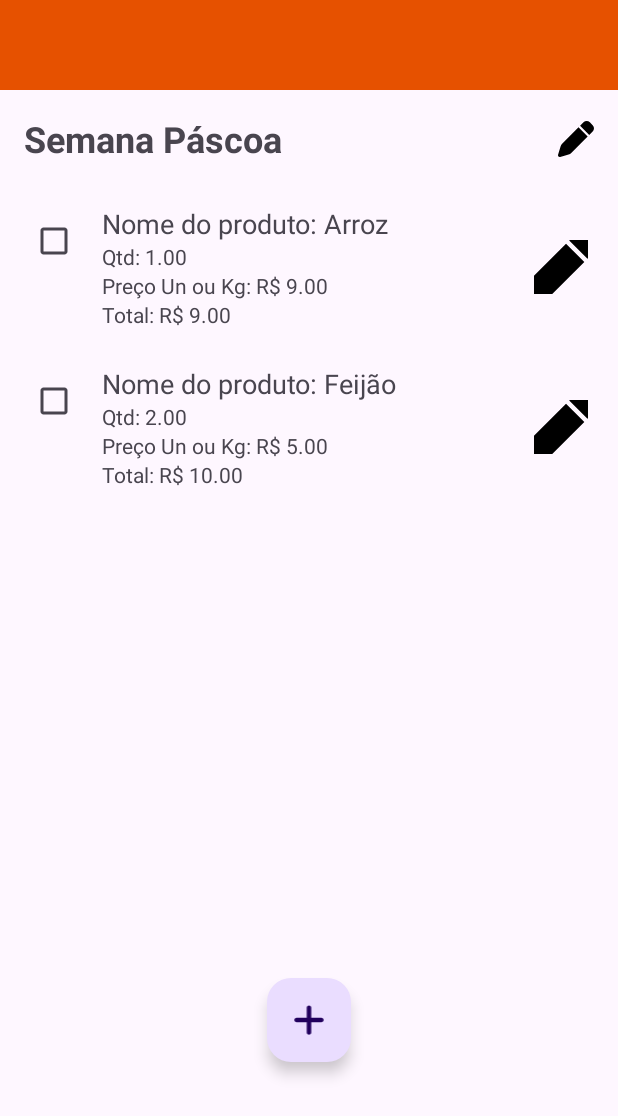
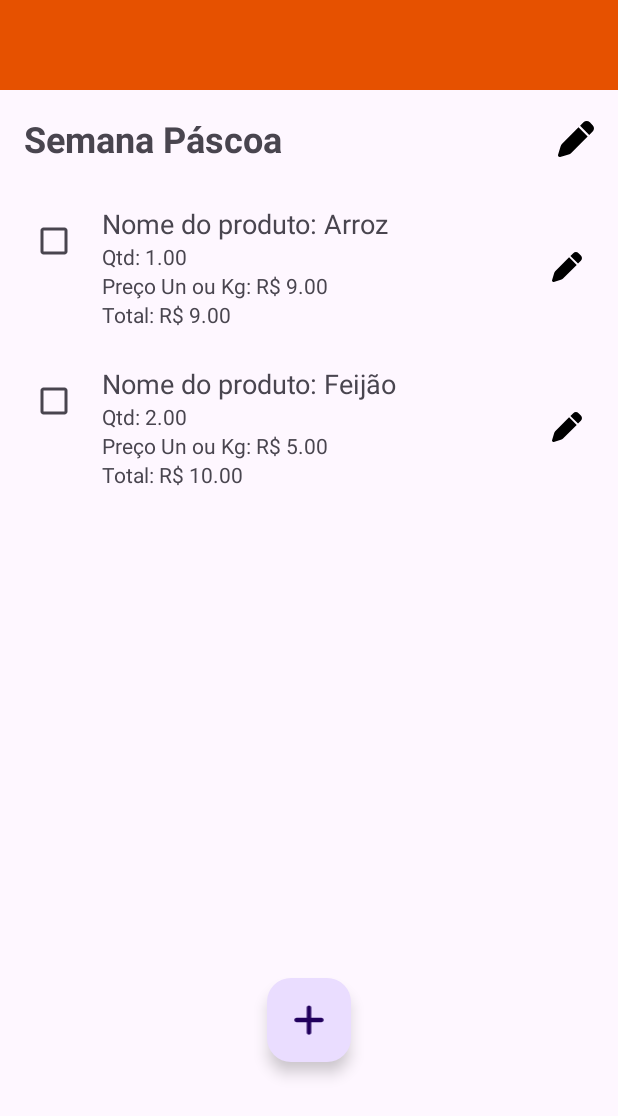
Before and after one commit to uvsl1/Lista-de-Compras-Android, an Android app: the screen it shows after launch (ListaActivity), after a tap on "Semana Páscoa", on a phone screen of 412 x 824 dp. Shown: the top 1116 px of the screen. Run offline under Robolectric (Android 15) with nearby library versions, the phone set to English and light mode, and no system bars.

```diff
--- a/app/src/main/res/drawable/ic_editar.xml
+++ b/app/src/main/res/drawable/ic_editar.xml
@@ -1,6 +1,6 @@
 <vector xmlns:android="http://schemas.android.com/apk/res/android"
-    android:width="48dp"
-    android:height="48dp"
+    android:width="20dp"
+    android:height="20dp"
     android:viewportWidth="512"
     android:viewportHeight="512">
   <path
--- a/app/src/main/res/layout/item_produto.xml
+++ b/app/src/main/res/layout/item_produto.xml
@@ -46,8 +46,8 @@
 
     <ImageButton
         android:id="@+id/btnEditar"
-        android:layout_width="36dp"
-        android:layout_height="36dp"
+        android:layout_width="28dp"
+        android:layout_height="28dp"
         android:src="@drawable/ic_editar"
         android:contentDescription="Editar Produto"
         android:background="?android:attr/selectableItemBackgroundBorderless"
```
Also changed, not shown: app/src/main/java/com/example/listinha/ui/app/adapters/ProdutoAdapter.kt (+14 -7 lines).
